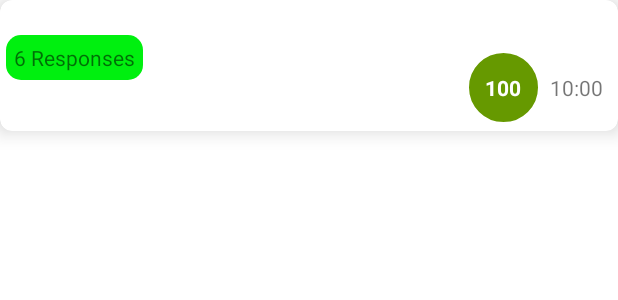
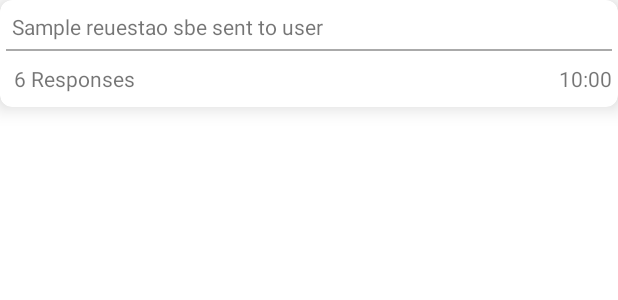
Before and after one commit to GnanadeepPedapati/ProjectX, an Android app: the layout request_list_card.xml on its own in the app's theme, with its tools: preview values and no code run, on a phone screen of 412 x 824 dp. Shown: the top 300 px of the screen. Run offline under Robolectric (Android 15) with nearby library versions, the phone set to English and light mode, and no system bars.

Commit message:
Modified Request Lust

```diff
--- a/app/src/main/res/layout/fragment_home.xml
+++ b/app/src/main/res/layout/fragment_home.xml
@@ -4,6 +4,7 @@
     android:layout_width="match_parent"
     android:layout_height="match_parent"
     android:orientation="vertical"
+    android:background="@color/white"
     tools:context=".HomeFragment">
 
 
--- a/app/src/main/res/layout/fragment_requests_list.xml
+++ b/app/src/main/res/layout/fragment_requests_list.xml
@@ -4,6 +4,7 @@
     xmlns:tools="http://schemas.android.com/tools"
     android:layout_width="match_parent"
     android:layout_height="match_parent"
+    android:background="@android:color/holo_blue_light"
     android:orientation="vertical"
     tools:context=".RequestsListFragment">
 
--- a/app/src/main/res/layout/request_list_card.xml
+++ b/app/src/main/res/layout/request_list_card.xml
@@ -5,6 +5,7 @@
     xmlns:tools="http://schemas.android.com/tools"
     android:layout_width="match_parent"
     android:layout_height="match_parent"
+    android:focusable="true"
     android:orientation="vertical">
 
 
@@ -21,68 +22,76 @@
             android:orientation="vertical">
 
 
+            <LinearLayout xmlns:android="http://schemas.android.com/apk/res/android"
+                android:id="@+id/request_heading"
+                android:layout_width="match_parent"
+                android:layout_height="wrap_content"
+                android:layout_margin="4dp"
+                android:focusable="false"
+                android:focusableInTouchMode="false"
+                android:orientation="horizontal">
+
                 <TextView
                     android:id="@+id/request_text"
                     android:layout_width="match_parent"
                     android:layout_height="wrap_content"
-                android:ellipsize="end"
-                android:maxLines="1" />
+                    android:layout_weight="3"
 
+
+                    android:text="Sample reuestao sbe sent to user" />
+
+                <ImageView
+                    android:id="@+id/bitmap_image"
+                    android:layout_width="match_parent"
+                    android:layout_weight="6"
+                    android:layout_height="wrap_content"
+                    android:maxHeight="50dp"
+                    android:minHeight="50dp"
+                    android:visibility="gone" />
+
+
+            </LinearLayout>
+
+            <ImageView
+                android:id="@+id/expanded_image_view"
+                android:layout_width="wrap_content"
+                android:layout_height="wrap_content"
+               />
+
+
+            <View
+                android:layout_width="match_parent"
+                android:layout_height="1dp"
+                android:layout_marginTop="1dp"
+                android:background="@android:color/darker_gray"/>
 
             <LinearLayout
                 android:layout_width="match_parent"
                 android:layout_height="wrap_content"
+                android:layout_marginTop="3dp"
+                android:elevation="10dp"
                 android:orientation="horizontal">
+
 
                 <TextView
                     android:id="@+id/responses_count"
                     android:layout_width="wrap_content"
                     android:layout_height="wrap_content"
-                    android:background="@drawable/rounded_rectangle"
                     android:padding="5dp"
                     android:text="6 Responses" />
 
-
-                <LinearLayout android:layout_height="wrap_content"
-                    android:layout_width="match_parent"
-                    android:gravity="end"
-                    android:layout_gravity="center"
-                    >
-                    <TextView
-                        android:id="@+id/game_score"
-                        android:layout_width="50dp"
-                        android:layout_height="50dp"
-                        android:background="@drawable/circle"
-                        android:padding="6dp"
-                        android:text="100"
-                        android:maxLines="1"
-                        android:gravity="center"
-                        android:layout_marginTop="10dp"
-                        android:textAlignment="center"
-                        android:textColor="#fff"
-                        android:textStyle="bold"
-                        tools:ignore="RtlCompat" />
                 <TextView
                     android:id="@+id/request_create_time"
                     android:layout_width="wrap_content"
                     android:layout_height="wrap_content"
-                        android:padding="6dp"
+                    android:layout_weight="1"
+                    android:maxLines="1"
                     android:text="10:00"
-                        android:maxLines="1"
-                        android:gravity="center"
-                        android:layout_marginTop="10dp"
-                        android:textAlignment="center"
+                    android:textAlignment="textEnd"
                     tools:ignore="RtlCompat" />
-
-                </LinearLayout>
-
-
 
 
             </LinearLayout>
-
-
-
 
 
         </LinearLayout>
```
Also changed, not shown: app/src/main/java/com/example/projectx/RequestListAdapter.java (+52 -1 lines), app/src/main/java/com/example/projectx/RequestsListFragment.java (+4 -4 lines). Lines whose indentation alone changed are shown as unchanged.
